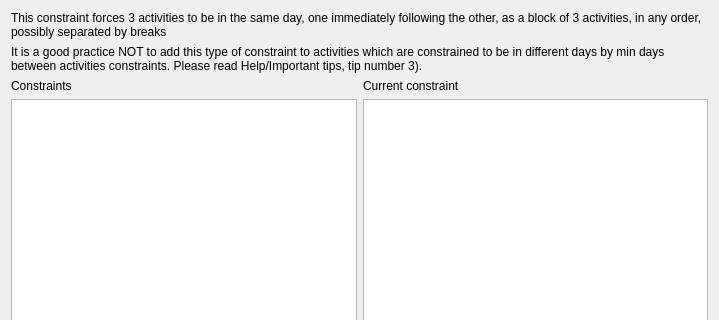
The window that fet/src/interface/constraintthreeactivitiesgroupedform_template.ui (vonmecheln/fet) describes before a commit, drawn with Qt 5; both pictures show x 0 to 719 and y 0 to 320 of the 719 by 724 pixel window.
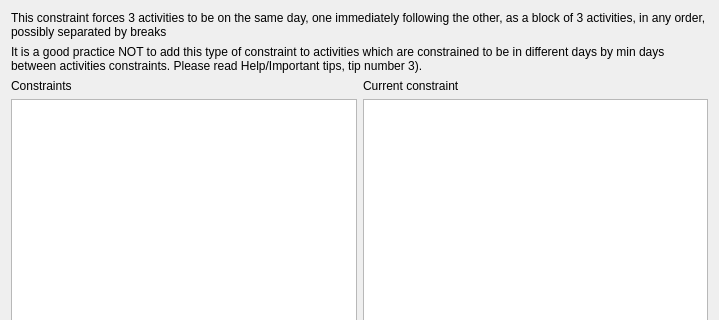
The same window after the commit.

```diff
--- a/fet/src/interface/constraintthreeactivitiesgroupedform_template.ui
+++ b/fet/src/interface/constraintthreeactivitiesgroupedform_template.ui
@@ -23,7 +23,7 @@
       </sizepolicy>
      </property>
      <property name="text">
-      <string>This constraint forces 3 activities to be in the same day, one immediately following the other, as a block of 3 activities, in any order, possibly separated by breaks</string>
+      <string>This constraint forces 3 activities to be on the same day, one immediately following the other, as a block of 3 activities, in any order, possibly separated by breaks</string>
      </property>
      <property name="wordWrap">
       <bool>true</bool>
```
